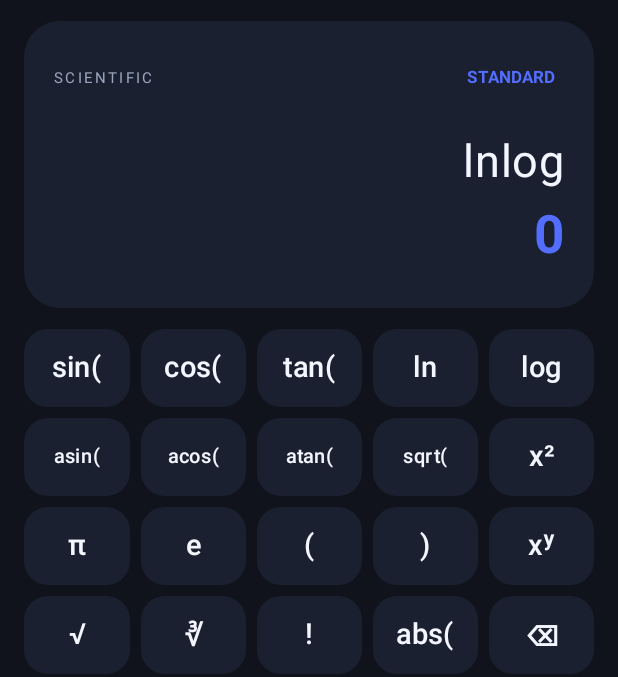
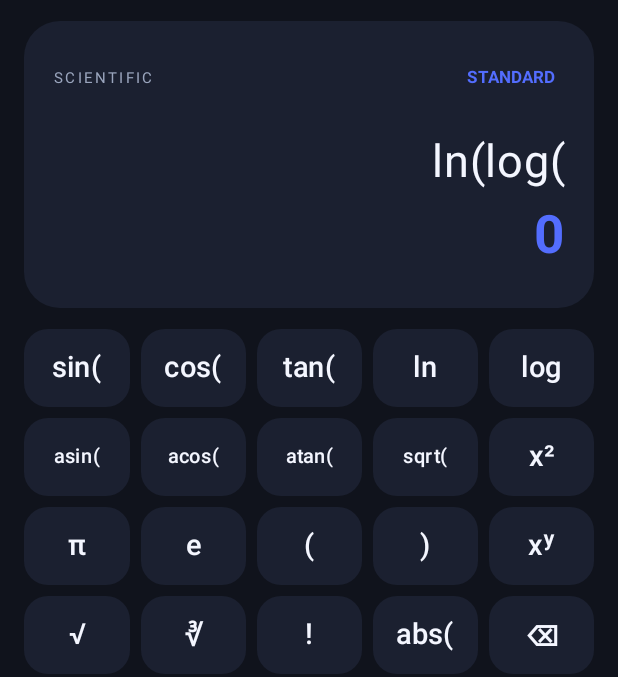
Before and after one commit to mojiolatunji34-cpu/calculator, an Android app built with Jetpack Compose: the screen it shows after launch (MainActivity), after a tap on "log", on a phone screen of 412 x 824 dp, the part 98-775 px from its top. Run offline under Robolectric (Android 15) with nearby library versions, the phone set to English and light mode, and no system bars; 1 other tap on this screen came first.

Commit message:
fix: insert scientific function parentheses

```diff
--- a/app/src/main/java/com/diffy01/calculator/MainActivity.kt
+++ b/app/src/main/java/com/diffy01/calculator/MainActivity.kt
@@ -117,6 +117,7 @@ private fun CalculatorApp(store: CalculationHistory) {
                                         "!" -> expression += "!"
                                         "π" -> expression += "pi"
                                         "e" -> expression += "e"
+                                        "ln", "log" -> expression += key + "("
                                         else -> expression += key
                                     }
                                     error = ""
```
